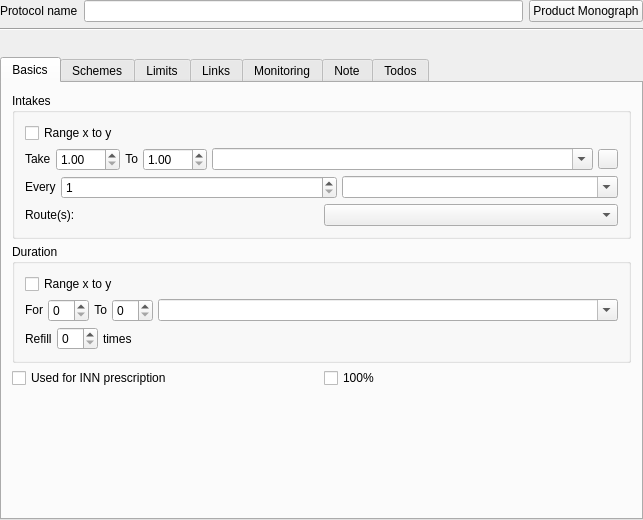
This is plugins/drugsplugin/dosagedialog/dosageviewer.ui in FreeHealth/freehealth as Qt 5 draws it before an edit. The edited form follows.
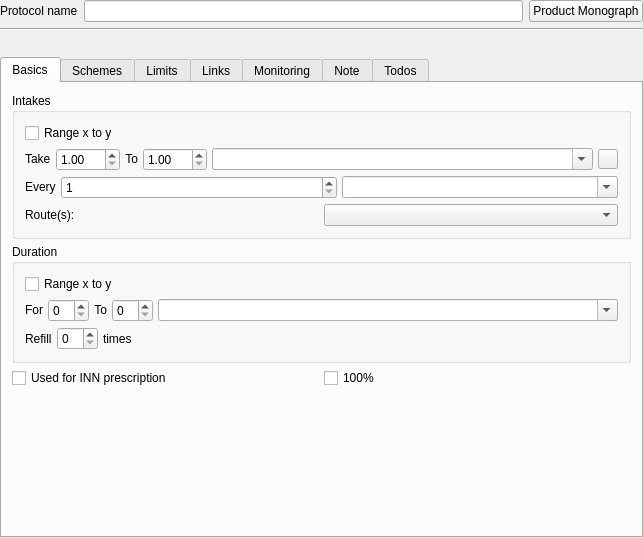
This is the edited form. Custom widgets are drawn as their Qt base class.

Commit message:
issue fhio #26
FreeRx duration range selected: second spinbox doesn't show up
Comment translation corrections

```diff
--- a/plugins/drugsplugin/dosagedialog/dosageviewer.ui
+++ b/plugins/drugsplugin/dosagedialog/dosageviewer.ui
@@ -7,7 +7,7 @@
     <x>0</x>
     <y>0</y>
     <width>643</width>
-    <height>520</height>
+    <height>538</height>
    </rect>
   </property>
   <property name="windowTitle">
```
Left out of the diff: 16 changed lines with no effect on the pictures. The commit also changes 1 other file.
